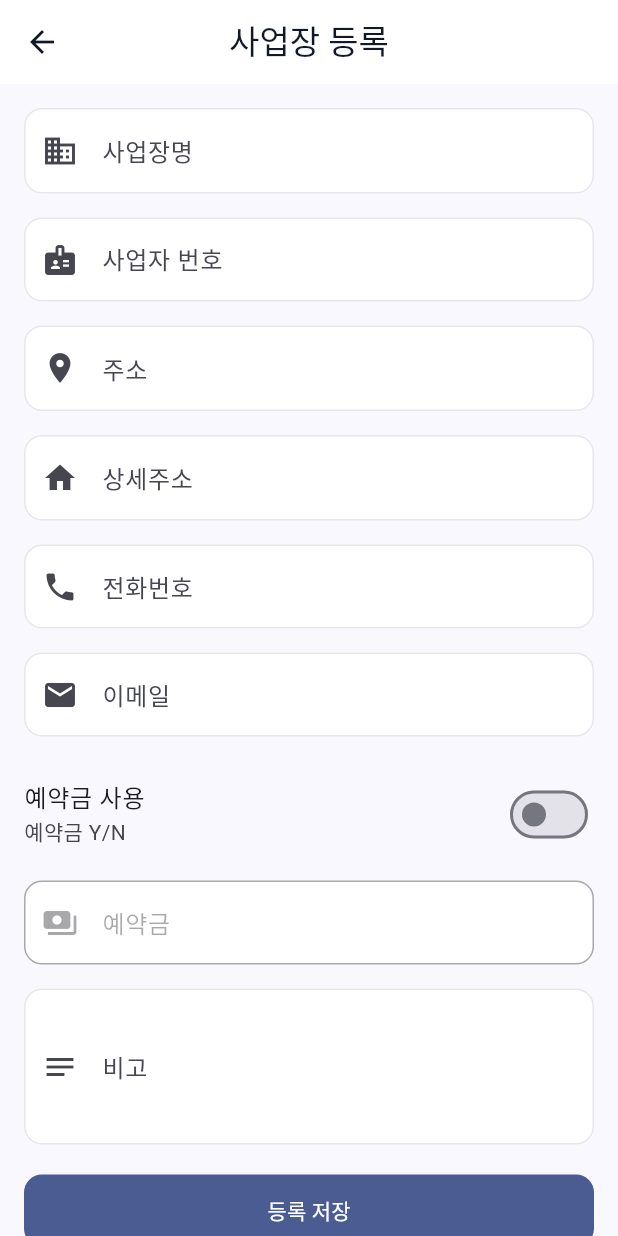
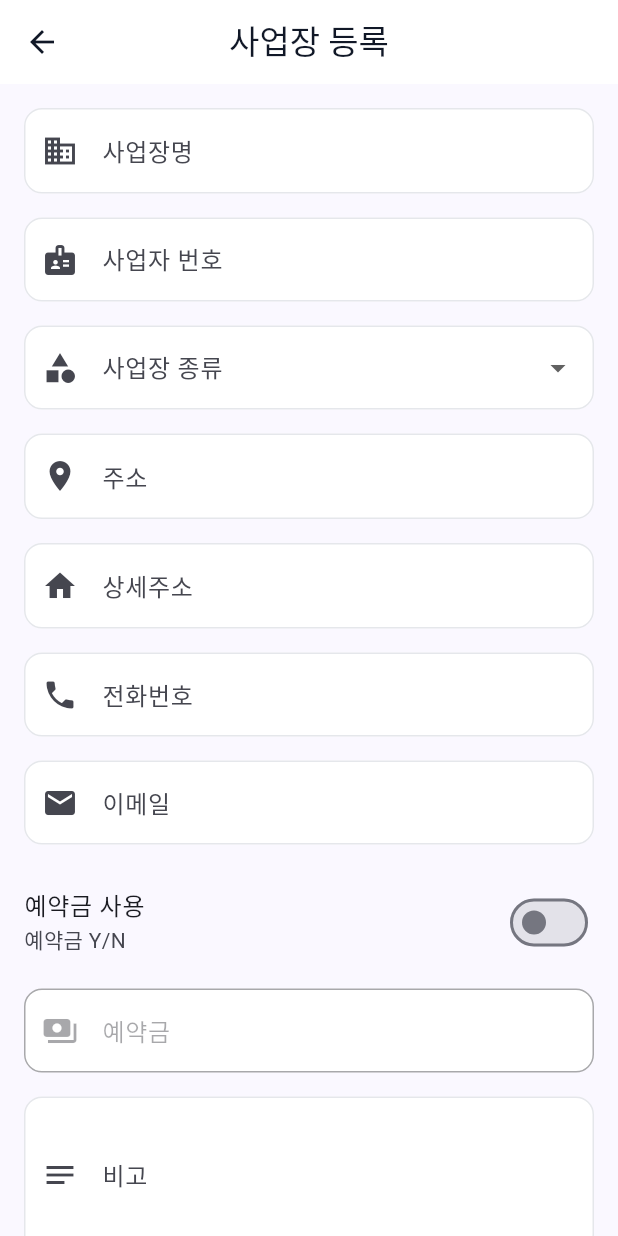
Before and after one commit to ezjing/FineWash-Client, a Flutter app: the BusinessLocationRegisterScreen screen opened directly, on a phone screen of 412 x 824 dp. Run offline on Flutter 3.47's test engine with Material 3 defaults, Android fonts, the phone set to English and light mode, and no system bars; our stand-ins replace flutter_dotenv, google_sign_in, shared_preferences, webview_flutter; missing offline and left inert: flutter_naver_login, kakao_flutter_sdk_user, portone_flutter; accounts and stored records are empty.

Commit message:
# 사업장 종류 추가

```diff
--- a/lib/screens/business_location_register_screen.dart
+++ b/lib/screens/business_location_register_screen.dart
@@ -5,10 +5,7 @@ import '../services/business_service.dart';
 class BusinessLocationRegisterScreen extends StatefulWidget {
   final int? locationId; // 수정 모드인 경우
 
-  const BusinessLocationRegisterScreen({
-    super.key,
-    this.locationId,
-  });
+  const BusinessLocationRegisterScreen({super.key, this.locationId});
 
   @override
   State<BusinessLocationRegisterScreen> createState() =>
@@ -28,6 +25,7 @@ class _BusinessLocationRegisterScreenState
   final _remarkController = TextEditingController();
 
   bool _depositYn = false;
+  String? _businessType;
   bool _isLoading = false;
 
   @override
@@ -44,7 +42,9 @@ class _BusinessLocationRegisterScreenState
     setState(() => _isLoading = true);
     try {
       final businessService = context.read<BusinessService>();
-      final business = await businessService.getBusinessDetail(widget.locationId!);
+      final business = await businessService.getBusinessDetail(
+        widget.locationId!,
+      );
       if (!mounted || business == null) return;
 
       _nameController.text = business.companyName ?? '';
@@ -56,9 +56,10 @@ class _BusinessLocationRegisterScreenState
       _depositYn = (business.depositYn ?? 'N') == 'Y';
       _depositAmountController.text =
           (business.depositAmount != null && business.depositAmount! > 0)
-              ? business.depositAmount.toString()
-              : '';
+          ? business.depositAmount.toString()
+          : '';
       _remarkController.text = business.remark ?? '';
+      _businessType = business.businessType;
     } finally {
       if (mounted) setState(() => _isLoading = false);
     }
@@ -87,7 +88,8 @@ class _BusinessLocationRegisterScreenState
     final businessNumber = _businessNumberController.text.trim();
     final companyName = _nameController.text.trim();
     final address =
-        '${_addressController.text.trim()} ${_addressDetailController.text.trim()}'.trim();
+        '${_addressController.text.trim()} ${_addressDetailController.text.trim()}'
+            .trim();
     final phone = _phoneController.text.trim();
     final email = _emailController.text.trim().isEmpty
         ? null
@@ -96,8 +98,9 @@ class _BusinessLocationRegisterScreenState
     final depositAmount = _depositYn
         ? int.tryParse(_depositAmountController.text.trim()) ?? 0
         : 0;
-    final remark =
-        _remarkController.text.trim().isEmpty ? null : _remarkController.text.trim();
+    final remark = _remarkController.text.trim().isEmpty
+        ? null
+        : _remarkController.text.trim();
 
     try {
       final businessService = context.read<BusinessService>();
@@ -108,6 +111,7 @@ class _BusinessLocationRegisterScreenState
         address: address,
         phone: phone,
         email: email,
+        businessType: _businessType,
         depositYn: depositYn,
         depositAmount: depositAmount,
         remark: remark,
@@ -119,18 +123,18 @@ class _BusinessLocationRegisterScreenState
       if (mounted) {
         ScaffoldMessenger.of(context).showSnackBar(
           SnackBar(
-            content: Text(widget.locationId != null
-                ? '사업장 정보가 수정되었습니다'
-                : '사업장이 등록되었습니다'),
+            content: Text(
+              widget.locationId != null ? '사업장 정보가 수정되었습니다' : '사업장이 등록되었습니다',
+            ),
           ),
         );
         Navigator.pop(context, true);
       }
     } catch (e) {
       if (mounted) {
-        ScaffoldMessenger.of(context).showSnackBar(
-          SnackBar(content: Text('오류가 발생했습니다: $e')),
-        );
+        ScaffoldMessenger.of(
+          context,
+        ).showSnackBar(SnackBar(content: Text('오류가 발생했습니다: $e')));
       }
     } finally {
       if (mounted) {
@@ -171,9 +175,7 @@ class _BusinessLocationRegisterScreenState
           if (_isLoading)
             Container(
               color: Colors.black26,
-              child: const Center(
-                child: CircularProgressIndicator(),
-              ),
+              child: const Center(child: CircularProgressIndicator()),
             ),
         ],
       ),
@@ -216,6 +218,27 @@ class _BusinessLocationRegisterScreenState
               final digitsOnly = value.replaceAll(RegExp(r'[^0-9]'), '');
               if (digitsOnly.length != 10) {
                 return '사업자 번호 10자리를 입력해주세요';
+              }
+              return null;
+            },
+          ),
+          const SizedBox(height: 16),
+          DropdownButtonFormField<String>(
+            value: _businessType,
+            decoration: const InputDecoration(
+              labelText: '사업장 종류',
+              prefixIcon: Icon(Icons.category),
+            ),
+            items: const [
+              DropdownMenuItem(value: 'OUT', child: Text('출장')),
+              DropdownMenuItem(value: 'PARTNER', child: Text('제휴')),
+            ],
+            onChanged: _isLoading
+                ? null
+                : (value) => setState(() => _businessType = value),
+            validator: (value) {
+              if (value == null || value.isEmpty) {
+                return '사업장 종류를 선택해주세요';
               }
               return null;
             },
```
Also changed, not shown: lib/screens/business_location_management_screen.dart (+23 -0 lines).
